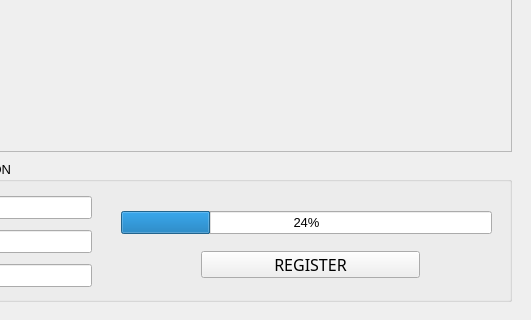
First picture: the form in gui.ui, repository yosagaf/attendance-system-upec, before the edit; both pictures show x 449 to 980 and y 459 to 779 of the 980 by 779 pixel window.
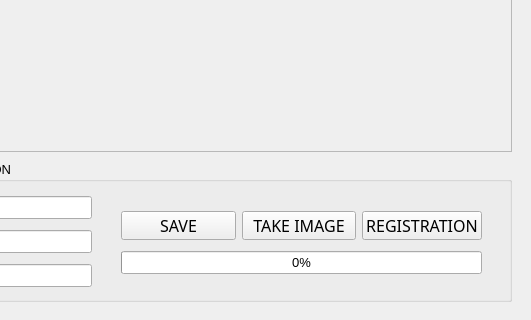
Second picture: the form after the edit. Icons and pictures are not drawn.

Commit message: add student registration infos

Diff of the .ui file:
```diff
--- a/gui.ui
+++ b/gui.ui
@@ -464,33 +464,65 @@
      <property name="geometry">
       <rect>
        <x>280</x>
-       <y>50</y>
-       <width>371</width>
+       <y>90</y>
+       <width>361</width>
        <height>23</height>
       </rect>
      </property>
      <property name="value">
-      <number>24</number>
+      <number>0</number>
      </property>
     </widget>
-    <widget class="QPushButton" name="stop_pushbutton_2">
+    <widget class="QWidget" name="horizontalLayoutWidget">
      <property name="geometry">
       <rect>
-       <x>360</x>
-       <y>90</y>
-       <width>219</width>
-       <height>27</height>
+       <x>280</x>
+       <y>50</y>
+       <width>361</width>
+       <height>29</height>
       </rect>
      </property>
-     <property name="font">
-      <font>
-       <family>Adobe Jenson Pro Lt Disp</family>
-       <pointsize>12</pointsize>
-      </font>
-     </property>
-     <property name="text">
-      <string>REGISTER</string>
-     </property>
+     <layout class="QHBoxLayout" name="horizontalLayout">
+      <item>
+       <widget class="QPushButton" name="save_image_button">
+        <property name="font">
+         <font>
+          <family>Adobe Jenson Pro Lt Disp</family>
+          <pointsize>12</pointsize>
+         </font>
+        </property>
+        <property name="text">
+         <string>SAVE</string>
+        </property>
+       </widget>
+      </item>
+      <item>
+       <widget class="QPushButton" name="take_image_button">
+        <property name="font">
+         <font>
+          <family>Adobe Jenson Pro Lt Disp</family>
+          <pointsize>12</pointsize>
+         </font>
+        </property>
+        <property name="text">
+         <string>TAKE IMAGE</string>
+        </property>
+       </widget>
+      </item>
+      <item>
+       <widget class="QPushButton" name="registration_button">
+        <property name="font">
+         <font>
+          <family>Adobe Jenson Pro Lt Disp</family>
+          <pointsize>12</pointsize>
+         </font>
+        </property>
+        <property name="text">
+         <string>REGISTRATION</string>
+        </property>
+       </widget>
+      </item>
+     </layout>
     </widget>
    </widget>
   </widget>
```
Left out of the diff: 30 changed lines with no effect on the pictures. The commit also changes 17 other files.
